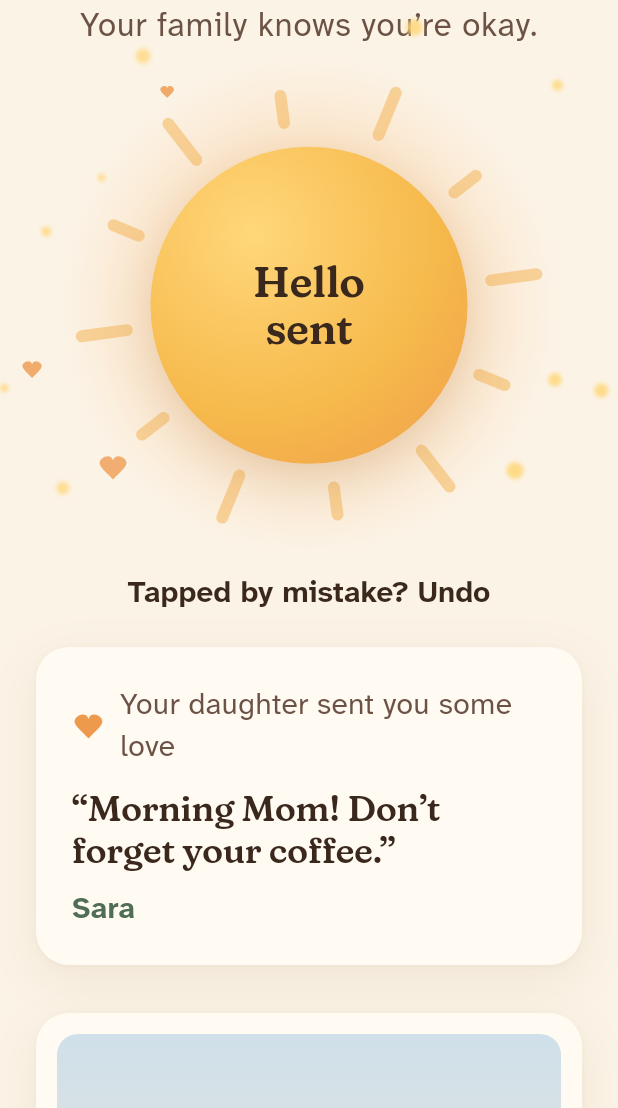
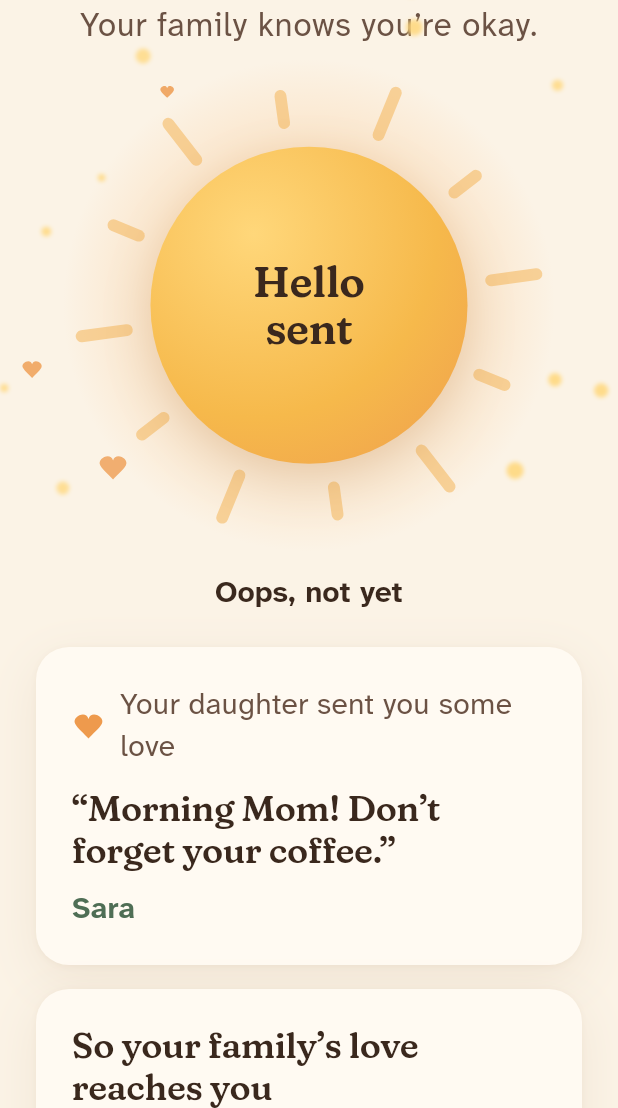
Before and after one commit to AhmedGamalFarouk/Morning-Wave, a Flutter app: the screen it shows after launch, after a tap on an icon or button, on a phone screen of 412 x 824 dp, the part 128-1236 px from its top. Run offline on Flutter 3.47's test engine with Material 3 defaults, Android fonts, the phone set to English and light mode, and no system bars; our stand-ins replace firebase_core, firebase_crashlytics, firebase_messaging, flutter_local_notifications, supabase_flutter; accounts and stored records are empty.

Commit message:
Address PR review: warm notification ask, longer away, gentler undo
- Notification permission is asked after the first good morning, behind
  a warm invitation, instead of a system dialog on first open.
- Away sheet preselects Tomorrow and adds "Later…" with a calendar for
  trips longer than a week.
- Undo reads "Oops, not yet".
- RepaintBoundary around the always-animating sun.
- Cold-word test also checks screen reader labels and all rich text.
- Merge the skeleton branch fixes.

Co-Authored-By: Claude Opus 5.5 (1M context) <noreply@anthropic.com>
Claude-Session: https://claude.ai/code/session_018WEy5K1rBBW7CNVzb7i3LJ

```diff
--- a/lib/screens/home_screen.dart
+++ b/lib/screens/home_screen.dart
@@ -15,7 +15,7 @@ HomePreview parseHomePreview(String value) => switch (value) {
   _ => HomePreview.parent,
 };
 
-class HomeScreen extends StatefulWidget {
+class HomeScreen extends StatelessWidget {
   const HomeScreen({
     super.key,
     required this.requestNotificationPermission,
@@ -26,20 +26,11 @@ class HomeScreen extends StatefulWidget {
   final HomePreview preview;
 
   @override
-  State<HomeScreen> createState() => _HomeScreenState();
-}
-
-class _HomeScreenState extends State<HomeScreen> {
-  @override
-  void initState() {
-    super.initState();
-    widget.requestNotificationPermission();
-  }
-
-  @override
   Widget build(BuildContext context) {
-    return switch (widget.preview) {
-      HomePreview.parent => const ParentHomeScreen(),
+    return switch (preview) {
+      HomePreview.parent => ParentHomeScreen(
+        requestNotificationPermission: requestNotificationPermission,
+      ),
       HomePreview.child => const ChildHomeScreen(),
       HomePreview.childWaiting => const ChildHomeScreen(
         view: ChildView.waiting,
--- a/lib/screens/parent_home_screen.dart
+++ b/lib/screens/parent_home_screen.dart
@@ -18,9 +18,14 @@ class ParentHomeScreen extends StatefulWidget {
     super.key,
     this.initial = ParentMorning.ready,
     this.today,
+    this.requestNotificationPermission,
   });
 
   final ParentMorning initial;
+
+  /// Asked only after the first good morning, behind a warm invitation,
+  /// never as a system dialog on first open.
+  final Future<bool> Function()? requestNotificationPermission;
 
   /// Fixed date for tests and previews; the real clock otherwise.
   final DateTime? today;
@@ -37,6 +42,7 @@ class _ParentHomeScreenState extends State<ParentHomeScreen> {
   late var _morning = widget.initial;
   DateTime? _backOn;
   Timer? _undoTimer;
+  var _notesAsked = false;
 
   @override
   void dispose() {
@@ -55,6 +61,11 @@ class _ParentHomeScreenState extends State<ParentHomeScreen> {
     _undoTimer = Timer(ParentHomeScreen.undoWindow, () {
       if (mounted) setState(() => _undoTimer = null);
     });
+  }
+
+  void _answerNotes({required bool allow}) {
+    setState(() => _notesAsked = true);
+    if (allow) widget.requestNotificationPermission!();
   }
 
   Future<void> _askAboutAway() async {
@@ -83,7 +94,7 @@ class _ParentHomeScreenState extends State<ParentHomeScreen> {
         'You’re away',
         _backOn == null
             ? 'Your family knows.'
-            : 'Back ${_dayName(_backOn!, widget.today ?? DateTime.now())}. '
+            : 'Back ${_dayName(context, _backOn!, widget.today ?? DateTime.now())}. '
                   'Your family knows.',
       ),
     };
@@ -122,7 +133,7 @@ class _ParentHomeScreenState extends State<ParentHomeScreen> {
                   : Center(
                       child: TextButton(
                         onPressed: () => _set(ParentMorning.ready),
-                        child: const Text('Tapped by mistake? Undo'),
+                        child: const Text('Oops, not yet'),
                       ),
                     ),
             ),
@@ -132,9 +143,19 @@ class _ParentHomeScreenState extends State<ParentHomeScreen> {
               child: AnimatedSwitcher(
                 duration: Motion.crossfade,
                 child: _morning == ParentMorning.sent
-                    ? const Padding(
-                        padding: EdgeInsets.only(top: 8, bottom: 24),
-                        child: _FamilyNote(),
+                    ? Padding(
+                        padding: const EdgeInsets.only(top: 8, bottom: 24),
+                        child: Column(
+                          children: [
+                            const _FamilyNote(),
+                            if (!_notesAsked &&
+                                widget.requestNotificationPermission !=
+                                    null) ...[
+                              const SizedBox(height: 16),
+                              _NotesInvitation(onAnswer: _answerNotes),
+                            ],
+                          ],
+                        ),
                       )
                     : const SizedBox(width: double.infinity),
               ),
@@ -222,6 +243,41 @@ class _FamilyNote extends StatelessWidget {
   }
 }
 
+/// Asks for notification permission the way a family member would, after
+/// the parent has already felt why it matters.
+class _NotesInvitation extends StatelessWidget {
+  const _NotesInvitation({required this.onAnswer});
+
+  final void Function({required bool allow}) onAnswer;
+
+  @override
+  Widget build(BuildContext context) {
+    final text = Theme.of(context).textTheme;
+    return PaperCard(
+      child: Column(
+        crossAxisAlignment: CrossAxisAlignment.stretch,
+        children: [
+          Text('So your family’s love reaches you', style: text.headlineSmall),
+          const SizedBox(height: 8),
+          Text(
+            'Let Morning Wave bring you their notes when they send one.',
+            style: text.bodyMedium?.copyWith(color: Palette.inkSoft),
+          ),
+          const SizedBox(height: 20),
+          FilledButton(
+            onPressed: () => onAnswer(allow: true),
+            child: const Text('Yes, bring me notes'),
+          ),
+          TextButton(
+            onPressed: () => onAnswer(allow: false),
+            child: const Text('Maybe later'),
+          ),
+        ],
+      ),
+    );
+  }
+}
+
 /// A photo on the fridge. Until the family shares one, the frame says
 /// where it will appear instead of showing a stock picture.
 class _FamilyPhoto extends StatelessWidget {
@@ -268,8 +324,9 @@ class _FamilyPhoto extends StatelessWidget {
   }
 }
 
-/// "tomorrow", "on Friday", or "next Monday" for a week from today.
-String _dayName(DateTime day, DateTime today) {
+/// "tomorrow", "on Friday", "next Monday" for a week from today, or the
+/// date itself further out.
+String _dayName(BuildContext context, DateTime day, DateTime today) {
   const weekdays = [
     'Monday',
     'Tuesday',
@@ -282,8 +339,9 @@ String _dayName(DateTime day, DateTime today) {
   final gap = DateUtils.dateOnly(day).difference(DateUtils.dateOnly(today));
   final weekday = weekdays[day.weekday - 1];
   if (gap.inDays == 1) return 'tomorrow';
+  if (gap.inDays < 7) return 'on $weekday';
   if (gap.inDays == 7) return 'next $weekday';
-  return 'on $weekday';
+  return 'on ${MaterialLocalizations.of(context).formatMediumDate(day)}';
 }
 
 /// Asks which day the parent will be back. Mornings resume on their own
@@ -298,15 +356,33 @@ class _AwaySheet extends StatefulWidget {
 }
 
 class _AwaySheetState extends State<_AwaySheet> {
-  DateTime? _backOn;
+  late final _today = DateUtils.dateOnly(widget.today);
+  late final _days = [
+    for (var i = 1; i <= 7; i++) _today.add(Duration(days: i)),
+  ];
+
+  /// Tomorrow is chosen from the start, so the main button always works.
+  late var _backOn = _days.first;
+
+  /// Longer trips: a calendar for any day after next week.
+  Future<void> _pickLater() async {
+    final later = await showDatePicker(
+      context: context,
+      initialDate: _backOn.isAfter(_days.last)
+          ? _backOn
+          : _today.add(const Duration(days: 14)),
+      firstDate: _today.add(const Duration(days: 8)),
+      lastDate: _today.add(const Duration(days: 365)),
+      helpText: 'When will you be back?',
+      confirmText: 'That’s the day',
+    );
+    if (later != null) setState(() => _backOn = later);
+  }
 
   @override
   Widget build(BuildContext context) {
     final text = Theme.of(context).textTheme;
-    final days = [
-      for (var i = 1; i <= 7; i++)
-        DateUtils.dateOnly(widget.today).add(Duration(days: i)),
-    ];
+    final isLater = _backOn.isAfter(_days.last);
 
     return SafeArea(
       child: SingleChildScrollView(
@@ -327,19 +403,24 @@ class _AwaySheetState extends State<_AwaySheet> {
               spacing: 10,
               runSpacing: 10,
               children: [
-                for (final day in days)
+                for (final day in _days)
                   _DayChoice(
-                    label: _capitalize(_dayName(day, widget.today)),
+                    label: _capitalize(_dayName(context, day, _today)),
                     selected: _backOn == day,
                     onTap: () => setState(() => _backOn = day),
                   ),
+                _DayChoice(
+                  label: isLater
+                      ? _capitalize(_dayName(context, _backOn, _today))
+                      : 'Later…',
+                  selected: isLater,
+                  onTap: _pickLater,
+                ),
               ],
             ),
             const SizedBox(height: 28),
             FilledButton(
-              onPressed: _backOn == null
-                  ? null
-                  : () => Navigator.pop(context, _backOn),
+              onPressed: () => Navigator.pop(context, _backOn),
               child: const Text('Let my family know'),
             ),
             const SizedBox(height: 8),
--- a/lib/widgets/morning_sun.dart
+++ b/lib/widgets/morning_sun.dart
@@ -98,6 +98,9 @@ class _MorningSunState extends State<MorningSun> with TickerProviderStateMixin {
             onTapUp: _enabled ? (_) => _press.reverse() : null,
             onTapCancel: _enabled ? _press.reverse : null,
             onTap: _handleTap,
+            // The sun repaints every frame; keep that from spreading to the
+            // rest of the screen.
+            child: RepaintBoundary(
               child: SizedBox.square(
                 dimension: side,
                 child: AnimatedBuilder(
@@ -138,6 +141,7 @@ class _MorningSunState extends State<MorningSun> with TickerProviderStateMixin {
                       ],
                     );
                   },
+                ),
               ),
             ),
           ),
```
Also changed, not shown: 2 other files. Lines whose indentation alone changed are shown as unchanged.
